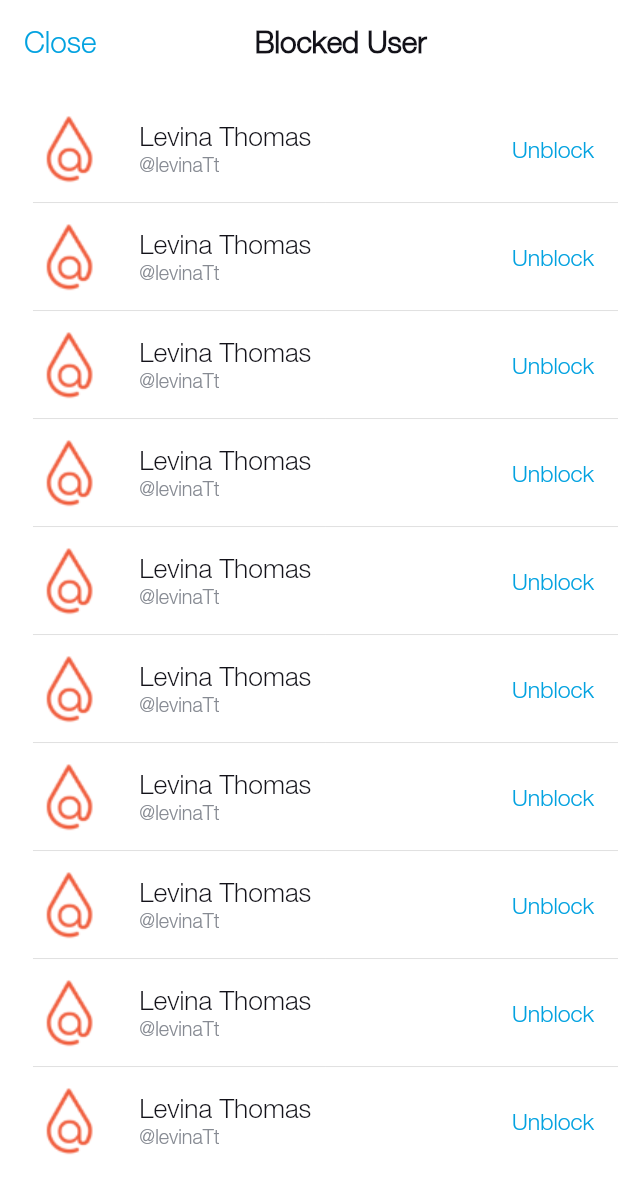
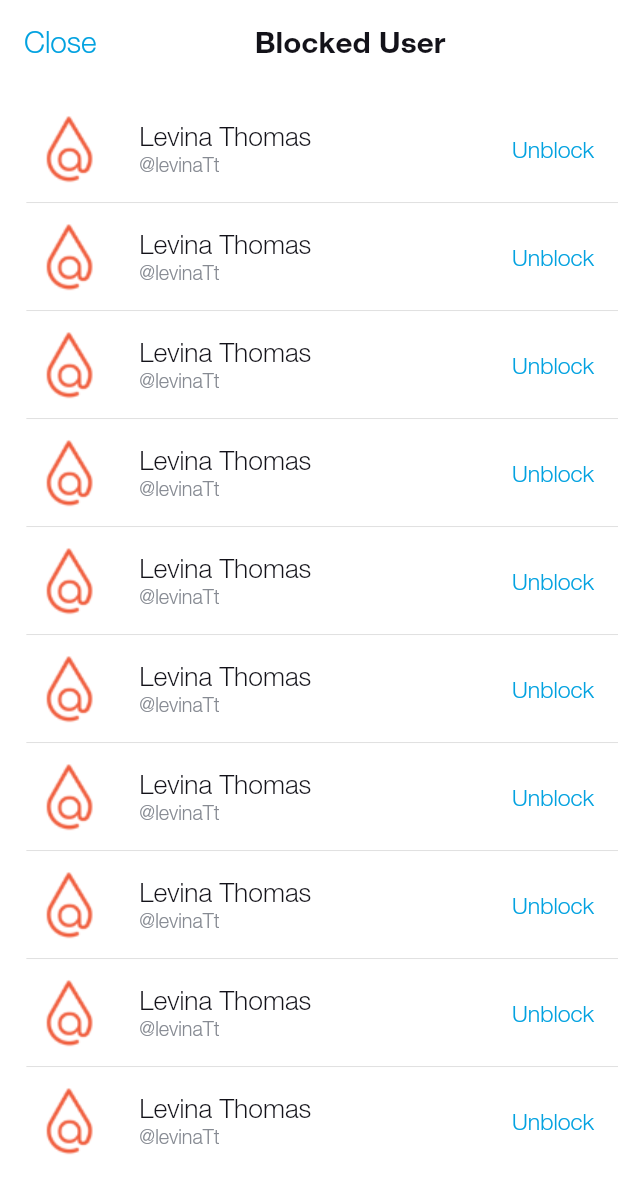
Before and after one commit to atsign-foundation/atmosphere_pro, a Flutter app: the BlockedUsers screen opened directly, on a phone screen of 412 x 824 dp. Shown: the top 1194 px of the screen. Run offline on Flutter 3.47's test engine with Material 2 defaults, Android fonts, the phone set to English and light mode, and no system bars; our stand-ins replace google_fonts.

Commit message:
fixed fonts

```diff
--- a/lib/screens/blocked_users/blocked_users.dart
+++ b/lib/screens/blocked_users/blocked_users.dart
@@ -32,7 +32,7 @@ class BlockedUsers extends StatelessWidget {
                   child: ListView.separated(
                     itemCount: 10,
                     separatorBuilder: (context, index) => Divider(
-                      indent: 20.toWidth,
+                      indent: 16.toWidth,
                     ),
                     itemBuilder: (context, index) => ListTile(
                       leading: CircleAvatar(
--- a/lib/utils/text_styles.dart
+++ b/lib/utils/text_styles.dart
@@ -5,49 +5,32 @@ import 'package:atsign_atmosphere_app/services/size_config.dart';
 class CustomTextStyles {
   //colorWeightSize
 
+//REGULAR FONTS
+
   static TextStyle blueRegular18 = TextStyle(
       color: ColorConstants.appBarCloseColor,
       fontSize: 18.toFont,
-      fontWeight: FontWeight.w300);
+      fontWeight: FontWeight.normal);
+
   static TextStyle blueRegular16 = TextStyle(
-    color: ColorConstants.appBarCloseColor,
-    fontSize: 16.toFont,
-  );
+      color: ColorConstants.appBarCloseColor,
+      fontSize: 16.toFont,
+      fontWeight: FontWeight.normal);
+
   static TextStyle blueRegular14 = TextStyle(
       color: ColorConstants.appBarCloseColor,
       fontSize: 14.toFont,
       fontWeight: FontWeight.normal);
-  static TextStyle whiteBold16 = TextStyle(
-    color: Colors.white,
-    fontSize: 16.toFont,
-    fontWeight: FontWeight.w600,
-  );
-  static TextStyle primaryBold18 = TextStyle(
-    color: ColorConstants.fontPrimary,
-    fontWeight: FontWeight.bold,
-    fontSize: 18.toFont,
-  );
-
-  static TextStyle primaryBold16 = TextStyle(
-    color: ColorConstants.fontPrimary,
-    fontSize: 16.toFont,
-    fontWeight: FontWeight.w600,
-  );
-
-  static TextStyle primaryBold14 = TextStyle(
-    color: ColorConstants.fontPrimary,
-    fontSize: 14.toFont,
-    fontWeight: FontWeight.w600,
-  );
 
   static TextStyle secondaryRegular16 = TextStyle(
-    color: ColorConstants.fontSecondary,
-    fontSize: 16.toFont,
-  );
+      color: ColorConstants.fontSecondary,
+      fontSize: 16.toFont,
+      fontWeight: FontWeight.normal);
+
   static TextStyle secondaryRegular14 = TextStyle(
       color: ColorConstants.fontSecondary,
       fontSize: 14.toFont,
-      fontWeight: FontWeight.w300);
+      fontWeight: FontWeight.normal);
 
   static TextStyle primaryRegular16 = TextStyle(
       color: ColorConstants.fontPrimary,
@@ -57,5 +40,44 @@ class CustomTextStyles {
   static TextStyle secondaryRegular12 = TextStyle(
       color: ColorConstants.fontSecondary,
       fontSize: 12.toFont,
-      fontWeight: FontWeight.w200);
+      fontWeight: FontWeight.normal);
+
+//BOLD FONTS
+  static TextStyle whiteBold16 = TextStyle(
+    color: Colors.white,
+    fontSize: 16.toFont,
+    fontWeight: FontWeight.w700,
+  );
+
+  static TextStyle primaryBold18 = TextStyle(
+    color: ColorConstants.fontPrimary,
+    fontWeight: FontWeight.w700,
+    fontSize: 18.toFont,
+  );
+
+  static TextStyle primaryBold16 = TextStyle(
+    color: ColorConstants.fontPrimary,
+    fontSize: 16.toFont,
+    fontWeight: FontWeight.w700,
+  );
+
+  static TextStyle primaryBold14 = TextStyle(
+    color: ColorConstants.fontPrimary,
+    fontSize: 14.toFont,
+    fontWeight: FontWeight.w700,
+  );
+
+  //MEDIUM FONTS
+
+  static TextStyle primaryMedium14 = TextStyle(
+    color: ColorConstants.fontPrimary,
+    fontSize: 14.toFont,
+    fontWeight: FontWeight.w500,
+  );
+
+  static TextStyle blueMedium16 = TextStyle(
+    color: ColorConstants.appBarCloseColor,
+    fontSize: 16.toFont,
+    fontWeight: FontWeight.w500,
+  );
 }
```
Also changed, not shown: pubspec.yaml (+7 -5 lines), assets/fonts/HelveticaBold.otf (added), assets/fonts/HelveticaExtraBold.ttf (added), assets/fonts/HelveticaLight.ttf (added), assets/fonts/HelveticaMedium.ttf (added), assets/fonts/HelveticaNeuBold.ttf (deleted), assets/fonts/HelveticaNeue.ttf (deleted), assets/fonts/HelveticaNeueLight.ttf (deleted), assets/fonts/HelveticaNeueMedium.ttf (deleted), assets/fonts/HelveticaRegular.ttf (renamed from assets/fonts/HelveticaNeueRegular.ttf).
